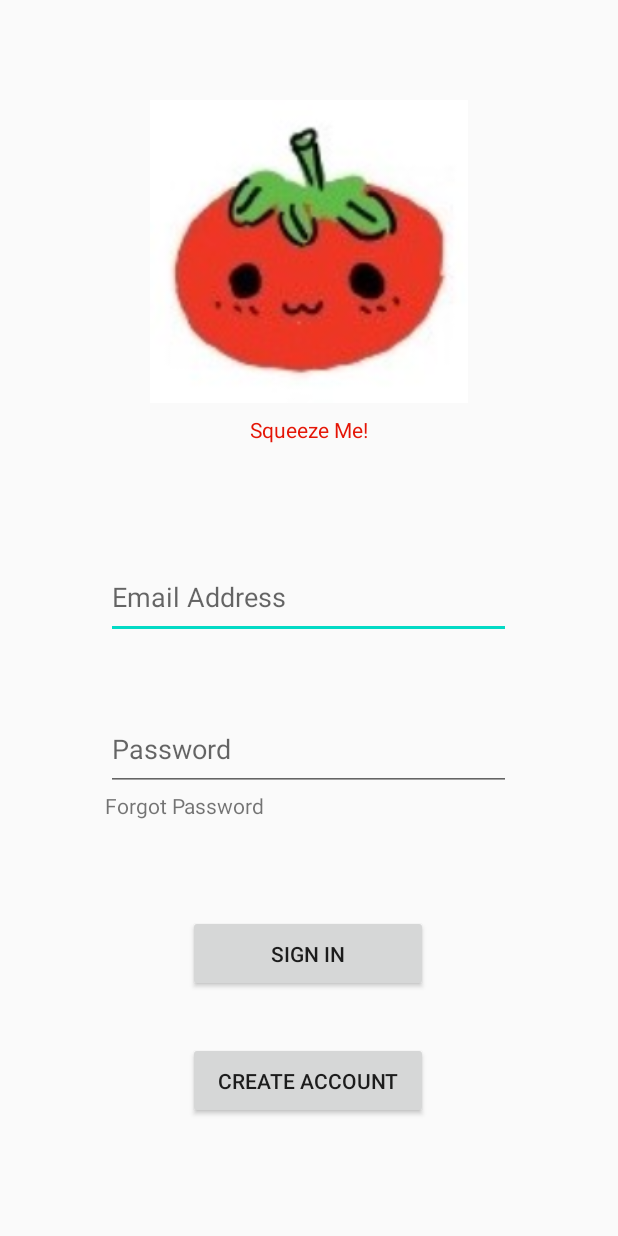
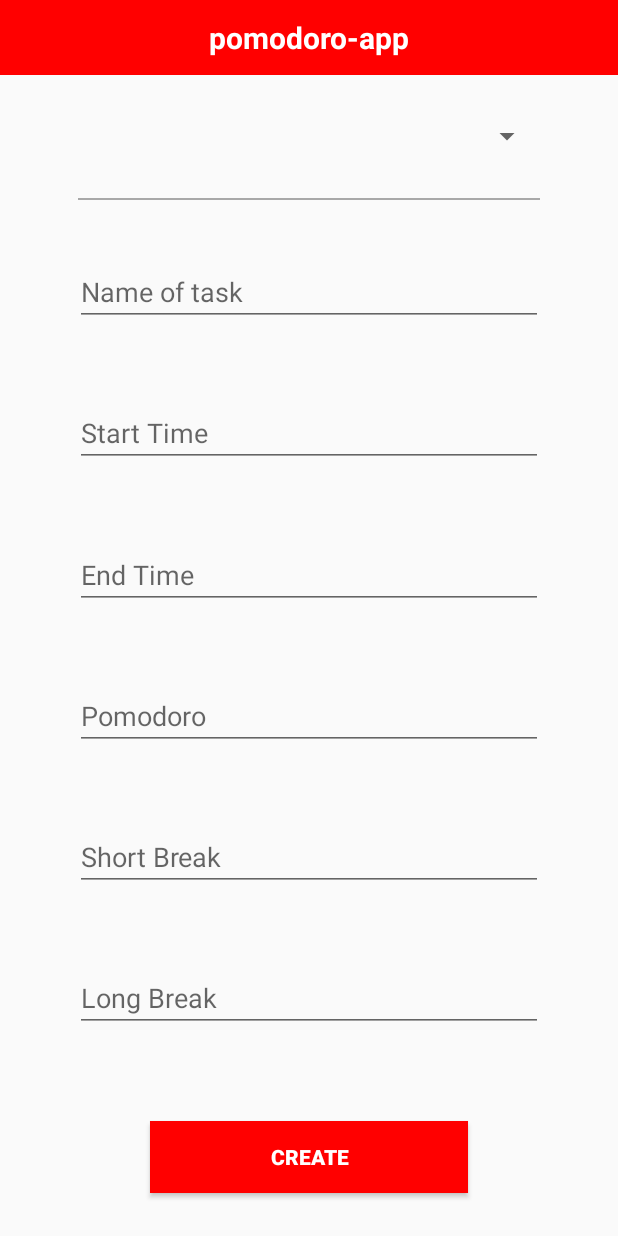
Before and after one commit to YersiniaP/Pomodoro-Timer-ThirtyOne, an Android app: the screen it shows after launch (MainActivity), on a phone screen of 412 x 824 dp. Run offline under Robolectric (Android 15) with nearby library versions, the phone set to English and light mode, and no system bars.

Commit message:
task creation page

```diff
--- a/app/src/main/AndroidManifest.xml
+++ b/app/src/main/AndroidManifest.xml
@@ -9,8 +9,7 @@
         android:roundIcon="@mipmap/ic_launcher_round"
         android:supportsRtl="true"
         android:theme="@style/AppTheme">
-        <activity android:name=".WhatIs"></activity>
-        <activity android:name=".AccountCreation" />
+        <activity android:name=".NewCategoryActivity"/>
         <activity android:name=".MainActivity">
             <intent-filter>
                 <action android:name="android.intent.action.MAIN" />
--- a/app/src/main/java/com/example/pomodoro_app/AccountCreation.java
+++ b/app/src/main/java/com/example/pomodoro_app/AccountCreation.java
@@ -36,7 +36,7 @@ public class AccountCreation extends AppCompatActivity {
 
 
     public void MainActivity() {
-        Intent intent = new Intent(this, MainActivity.class);
+        Intent intent = new Intent(this, LoginActivity.class);
         startActivity(intent);
     }
 
--- a/app/src/main/java/com/example/pomodoro_app/MainActivity.java
+++ b/app/src/main/java/com/example/pomodoro_app/MainActivity.java
@@ -1,74 +1,84 @@
 package com.example.pomodoro_app;
 
+import androidx.annotation.Nullable;
 import androidx.appcompat.app.AppCompatActivity;
 
 import android.content.Intent;
-import android.widget.Button;
+import android.content.SharedPreferences;
 import android.os.Bundle;
+import android.util.Log;
 import android.view.View;
-import android.widget.TextView;
+import android.widget.AdapterView;
+import android.widget.ArrayAdapter;
+import android.widget.Spinner;
+import android.widget.Toast;
 
-import org.w3c.dom.Text;
+
 
 public class MainActivity extends AppCompatActivity {
-
-    private Button btn_Create_Account;
-    private TextView txtSqueezeMe;
-
+    private Spinner mSpinner;
 
     @Override
     protected void onCreate(Bundle savedInstanceState) {
         super.onCreate(savedInstanceState);
         setContentView(R.layout.activity_main);
+        mSpinner = findViewById(R.id.editTextTextPersonName8);
+        mSpinner.setAdapter(getArrayAdapter());
 
+        mSpinner.setOnItemSelectedListener(new AdapterView.OnItemSelectedListener() {
+            @Override
+            public void onItemSelected(AdapterView<?> adapterView, View view, int i, long l) {
+                if (mSpinner.getAdapter().getItem(i).equals("NewCategory")){
+                    startActivityForResult(new Intent(MainActivity.this, NewCategoryActivity.class), 100);
+                    mSpinner.setSelection(0,true);
+                }
+            }
 
-        //Click the 'Sign On' button and go to the Account creation activity
-        btn_Create_Account = (Button) findViewById(R.id.btn_Create_Account);
-        btn_Create_Account.setOnClickListener(new View.OnClickListener() {
             @Override
-            public void onClick(View view) {
-                AccountCreation();
+            public void onNothingSelected(AdapterView<?> adapterView) {
+
             }
         });
+    }
 
-        //Click on squeeze me to go to the WhatIS page which explains the APP
-        txtSqueezeMe = (TextView) findViewById(R.id.txtSqueezeMe);
-        txtSqueezeMe.setOnClickListener(new View.OnClickListener() {
-            @Override
-            public void onClick(View view) {
-                WhatIs();
+    @Override
+    protected void onActivityResult(int requestCode, int resultCode, @Nullable Intent data) {
+        super.onActivityResult(requestCode, resultCode, data);
+        if (requestCode == 100 && resultCode == 101) {
+            mSpinner.setAdapter(getArrayAdapter());
+        }
+    }
+
+    private ArrayAdapter getArrayAdapter() {
+        SharedPreferences sharedPreferences = getSharedPreferences("timer", MODE_PRIVATE);
+        String category = sharedPreferences.getString("category", "");
+        String[] split = category.split("-");
+
+        String[] arr;
+        if (category.isEmpty() || split == null || split.length == 0) {
+            arr = new String[]{"", "NewCategory"};
+        } else {
+            arr = new String[2 + split.length];
+            arr[0] = "";
+            arr[1] = "NewCategory";
+
+            for (int i = 0; i < split.length; i++) {
+                arr[i + 2] = split[i];
             }
-        });
+        }
 
+        ArrayAdapter<String> adapter = new ArrayAdapter<>(this, android.R.layout.simple_spinner_item, arr);
+        adapter.setDropDownViewResource(android.R.layout.simple_spinner_dropdown_item);
 
+        return adapter;
+    }
 
-
-
-
-
-
-
-
-
+    public void newCategory(View view) {
 
     }
 
-
-
-    public void AccountCreation() {
-        Intent intent = new Intent(this, AccountCreation.class);
-        startActivity(intent);
+    public void Create(View view) {
+        if (mSpinner.getSelectedItem() != null)
+            LogUtils.showLog(mSpinner.getSelectedItem().toString());
     }
-
-    public void WhatIs() {
-        Intent intent = new Intent(this, WhatIs.class);
-        startActivity(intent);
-    }
-
-
-
-
-
-
-
 }
--- a/app/src/main/res/layout/activity_main.xml
+++ b/app/src/main/res/layout/activity_main.xml
@@ -4,99 +4,155 @@
     xmlns:tools="http://schemas.android.com/tools"
     android:layout_width="match_parent"
     android:layout_height="match_parent"
-    tools:context=".MainActivity">
+    android:focusable="true"
+    android:focusableInTouchMode="true"
+    >
+
+    <TextView
+        android:id="@+id/tv_title"
+        android:layout_width="0dp"
+        android:layout_height="50dp"
+        android:background="@color/red"
+        android:gravity="center"
+        android:text="@string/app_name"
+        android:textColor="@android:color/white"
+        android:textSize="20sp"
+        android:textStyle="bold"
+        app:layout_constraintLeft_toLeftOf="parent"
+        app:layout_constraintRight_toRightOf="parent"
+        app:layout_constraintTop_toTopOf="parent" />
+
+    <ImageView
+        android:id="@+id/iv"
+        android:layout_width="30dp"
+        android:layout_height="30dp"
+        android:onClick="newCategory"
+        app:layout_constraintBottom_toBottomOf="@id/tv_title"
+        app:layout_constraintRight_toRightOf="@id/tv_title"
+        app:layout_constraintTop_toTopOf="@id/tv_title" />
+
+    <Spinner
+        android:id="@+id/editTextTextPersonName8"
+        android:layout_width="0dp"
+        android:layout_height="wrap_content"
+        android:layout_marginLeft="50dp"
+        android:layout_marginRight="50dp"
+        android:overlapAnchor="false"
+        android:spinnerMode="dropdown"
+        app:layout_constraintBottom_toTopOf="@+id/v"
+        app:layout_constraintEnd_toEndOf="parent"
+        app:layout_constraintStart_toStartOf="parent"
+        app:layout_constraintTop_toBottomOf="@id/tv_title"
+        app:layout_constraintVertical_chainStyle="spread" />
+
+    <View
+        android:id="@+id/v"
+        android:layout_width="0dp"
+        android:layout_height="1dp"
+        android:layout_marginLeft="2dp"
+        android:layout_marginRight="2dp"
+        android:background="@color/grey"
+        app:layout_constraintBottom_toTopOf="@id/editTextTextPersonName9"
+        app:layout_constraintLeft_toLeftOf="@id/editTextTextPersonName8"
+        app:layout_constraintRight_toRightOf="@id/editTextTextPersonName8"
+        app:layout_constraintTop_toBottomOf="@id/editTextTextPersonName8" />
 
     <EditText
-        android:id="@+id/editTextTextEmailAddress"
-        android:layout_width="270dp"
-        android:layout_height="55dp"
+        android:id="@+id/editTextTextPersonName9"
+        android:layout_width="0dp"
+        android:layout_height="wrap_content"
+        android:layout_marginTop="10dp"
+        android:layout_marginBottom="10dp"
         android:ems="10"
-        android:hint="@string/email_address"
-        android:inputType="textEmailAddress"
-        app:layout_constraintBottom_toBottomOf="parent"
-        app:layout_constraintEnd_toEndOf="parent"
-        app:layout_constraintHorizontal_bias="0.497"
-        app:layout_constraintStart_toStartOf="parent"
-        app:layout_constraintTop_toTopOf="parent"
-        app:layout_constraintVertical_bias="0.482"
-        android:autofillHints="" />
+        android:hint="@string/edit_task"
+        android:inputType="textPersonName"
+        app:layout_constraintBottom_toTopOf="@+id/editTextTime"
+        app:layout_constraintLeft_toLeftOf="@id/editTextTextPersonName8"
+        app:layout_constraintRight_toRightOf="@id/editTextTextPersonName8"
+        app:layout_constraintTop_toBottomOf="@+id/v" />
 
     <EditText
-        android:id="@+id/editTextTextPassword"
-        android:layout_width="270dp"
-        android:layout_height="55dp"
+        android:id="@+id/editTextTime"
+        android:layout_width="0dp"
+        android:layout_height="wrap_content"
+        android:layout_marginTop="10dp"
+        android:layout_marginBottom="10dp"
         android:ems="10"
-        android:hint="@string/password"
-        android:inputType="textPassword"
-        app:layout_constraintBottom_toBottomOf="parent"
-        app:layout_constraintEnd_toEndOf="parent"
-        app:layout_constraintHorizontal_bias="0.497"
-        app:layout_constraintStart_toStartOf="parent"
-        app:layout_constraintTop_toBottomOf="@+id/editTextTextEmailAddress"
-        app:layout_constraintVertical_bias="0.135"
-        android:importantForAutofill="no" />
+        android:hint="@string/edit_starttim"
+        android:inputType="time"
+        app:layout_constraintBottom_toTopOf="@+id/editTextTime2"
+        app:layout_constraintLeft_toLeftOf="@id/editTextTextPersonName8"
+        app:layout_constraintRight_toRightOf="@id/editTextTextPersonName8"
+        app:layout_constraintTop_toBottomOf="@+id/editTextTextPersonName9" />
+
+    <EditText
+        android:id="@+id/editTextTime2"
+        android:layout_width="0dp"
+        android:layout_height="wrap_content"
+        android:layout_marginTop="10dp"
+        android:layout_marginBottom="10dp"
+        android:ems="10"
+        android:hint="@string/edit_endtime"
+        android:inputType="time"
+        app:layout_constraintBottom_toTopOf="@+id/editTextTextPersonName10"
+        app:layout_constraintLeft_toLeftOf="@id/editTextTextPersonName8"
+        app:layout_constraintRight_toRightOf="@id/editTextTextPersonName8"
+        app:layout_constraintTop_toBottomOf="@+id/editTextTime" />
+
+    <EditText
+        android:id="@+id/editTextTextPersonName10"
+        android:layout_width="0dp"
+        android:layout_height="wrap_content"
+        android:layout_marginTop="10dp"
+        android:layout_marginBottom="10dp"
+        android:ems="10"
+        android:hint="@string/edit_pomodoro"
+        android:inputType="textPersonName"
+        app:layout_constraintBottom_toTopOf="@+id/editTextTime3"
+        app:layout_constraintLeft_toLeftOf="@id/editTextTextPersonName8"
+        app:layout_constraintRight_toRightOf="@id/editTextTextPersonName8"
+        app:layout_constraintTop_toBottomOf="@+id/editTextTime2" />
+
+    <EditText
+        android:id="@+id/editTextTime3"
+        android:layout_width="0dp"
+        android:layout_height="wrap_content"
+        android:layout_marginTop="10dp"
+        android:layout_marginBottom="10dp"
+        android:ems="10"
+        android:hint="@string/edit_shortbreak"
+        android:inputType="time"
+        app:layout_constraintBottom_toTopOf="@+id/editTextTime4"
+        app:layout_constraintLeft_toLeftOf="@id/editTextTextPersonName8"
+        app:layout_constraintRight_toRightOf="@id/editTextTextPersonName8"
+        app:layout_constraintTop_toBottomOf="@+id/editTextTextPersonName10" />
+
+    <EditText
+        android:id="@+id/editTextTime4"
+        android:layout_width="0dp"
+        android:layout_height="wrap_content"
+        android:layout_marginTop="10dp"
+        android:layout_marginBottom="10dp"
+        android:ems="10"
+        android:hint="@string/edit_longbreak"
+        android:inputType="time"
+        app:layout_constraintBottom_toTopOf="@+id/button"
+        app:layout_constraintLeft_toLeftOf="@id/editTextTextPersonName8"
+        app:layout_constraintRight_toRightOf="@id/editTextTextPersonName8"
+        app:layout_constraintTop_toBottomOf="@+id/editTextTime3" />
 
     <Button
-        android:id="@+id/btn_Sign_In"
-        android:layout_width="160dp"
-        android:layout_height="51dp"
-        android:text="@string/sign_in"
+        android:id="@+id/button"
+        android:layout_width="212dp"
+        android:layout_height="wrap_content"
+        android:layout_marginTop="20dp"
+        android:background="@color/red"
+        android:onClick="@string/button_create"
+        android:text="@string/button_create"
+        android:textColor="@color/white"
+        android:textStyle="bold"
         app:layout_constraintBottom_toBottomOf="parent"
-        app:layout_constraintEnd_toEndOf="parent"
-        app:layout_constraintHorizontal_bias="0.498"
-        app:layout_constraintStart_toStartOf="parent"
-        app:layout_constraintTop_toBottomOf="@+id/editTextTextPassword"
-        app:layout_constraintVertical_bias="0.338" />
-
-    <Button
-        android:id="@+id/btn_Create_Account"
-        android:layout_width="160dp"
-        android:layout_height="51dp"
-        android:text="@string/create_account"
-        app:layout_constraintBottom_toBottomOf="parent"
-        app:layout_constraintEnd_toEndOf="parent"
-        app:layout_constraintHorizontal_bias="0.498"
-        app:layout_constraintStart_toStartOf="parent"
-        app:layout_constraintTop_toBottomOf="@+id/btn_Sign_In"
-        app:layout_constraintVertical_bias="0.297" />
-
-    <TextView
-        android:id="@+id/textView2"
-        android:layout_width="wrap_content"
-        android:layout_height="wrap_content"
-        android:text="@string/forgot_password"
-        app:layout_constraintBottom_toTopOf="@+id/btn_Sign_In"
-        app:layout_constraintEnd_toEndOf="parent"
-        app:layout_constraintHorizontal_bias="0.23"
-        app:layout_constraintStart_toStartOf="parent"
-        app:layout_constraintTop_toBottomOf="@+id/editTextTextPassword"
-        app:layout_constraintVertical_bias="0.0" />
-
-    <ImageView
-        android:id="@+id/imageView"
-        android:layout_width="245dp"
-        android:layout_height="202dp"
-        android:contentDescription="@string/tommy"
-        app:layout_constraintBottom_toTopOf="@+id/editTextTextEmailAddress"
-        app:layout_constraintEnd_toEndOf="parent"
-        app:layout_constraintStart_toStartOf="parent"
-        app:layout_constraintTop_toTopOf="parent"
-        app:layout_constraintVertical_bias="0.395"
-        app:srcCompat="@drawable/tomatoface" />
-
-    <TextView
-        android:id="@+id/txtSqueezeMe"
-        android:layout_width="wrap_content"
-        android:layout_height="wrap_content"
-        android:text="Squeeze Me!"
-        android:textAllCaps="false"
-        android:textColor="#E41506"
-        android:textColorLink="#ED0909"
-        app:layout_constraintBottom_toTopOf="@+id/editTextTextEmailAddress"
-        app:layout_constraintEnd_toEndOf="parent"
-        app:layout_constraintStart_toStartOf="parent"
-        app:layout_constraintTop_toTopOf="parent"
-        app:layout_constraintVertical_bias="0.788" />
-
-
+        app:layout_constraintLeft_toLeftOf="@id/editTextTextPersonName8"
+        app:layout_constraintRight_toRightOf="@id/editTextTextPersonName8"
+        app:layout_constraintTop_toBottomOf="@+id/editTextTime4" />
 </androidx.constraintlayout.widget.ConstraintLayout>
--- a/app/src/main/res/values/colors.xml
+++ b/app/src/main/res/values/colors.xml
@@ -3,4 +3,8 @@
     <color name="colorPrimary">#6200EE</color>
     <color name="colorPrimaryDark">#3700B3</color>
     <color name="colorAccent">#03DAC5</color>
+    <color name="white">#FFF</color>
+    <color name="black">#000</color>
+    <color name="grey">#a8a8a8</color>
+    <color name="red">#f00</color>
 </resources>
--- a/app/src/main/res/values/strings.xml
+++ b/app/src/main/res/values/strings.xml
@@ -6,4 +6,14 @@
     <string name="create_account">Create Account</string>
     <string name="forgot_password">Forgot Password</string>
     <string name="tommy">Tommy</string>
+    <string name="edit_category">Category</string>
+    <string name="category">Create New Category</string>
+    <string name="new_category">New Category Name</string>
+    <string name="edit_task">Name of task</string>
+    <string name="edit_starttim">Start Time</string>
+    <string name="edit_endtime">End Time</string>
+    <string name="edit_pomodoro">Pomodoro</string>
+    <string name="edit_shortbreak">Short Break</string>
+    <string name="edit_longbreak">Long Break</string>
+    <string name="button_create">Create</string>
 </resources>
```
Also changed, not shown: app/src/main/java/com/example/pomodoro_app/LogUtils.java (added, +31 -0 lines), app/src/main/java/com/example/pomodoro_app/LoginActivity.java (added, +72 -0 lines), app/src/main/java/com/example/pomodoro_app/NewCategoryActivity.java (added, +65 -0 lines), app/src/main/res/layout/activity_login.xml (added, +102 -0 lines), app/src/main/res/layout/activity_new_category.xml (added, +63 -0 lines).
